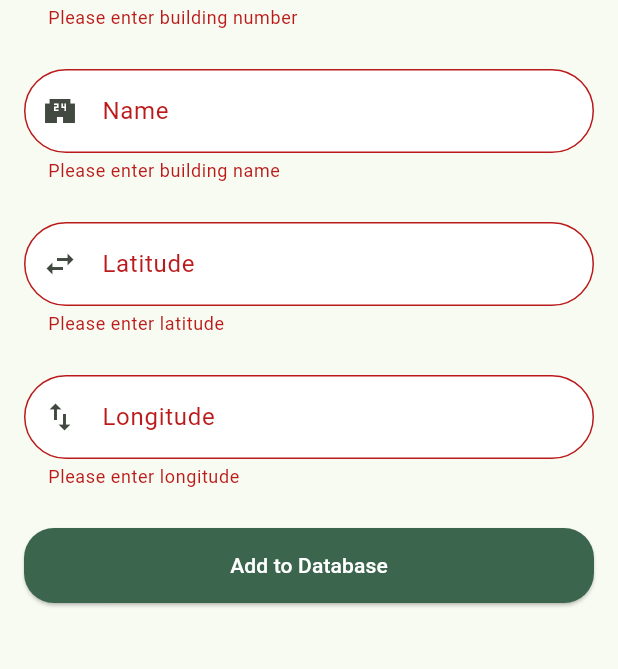
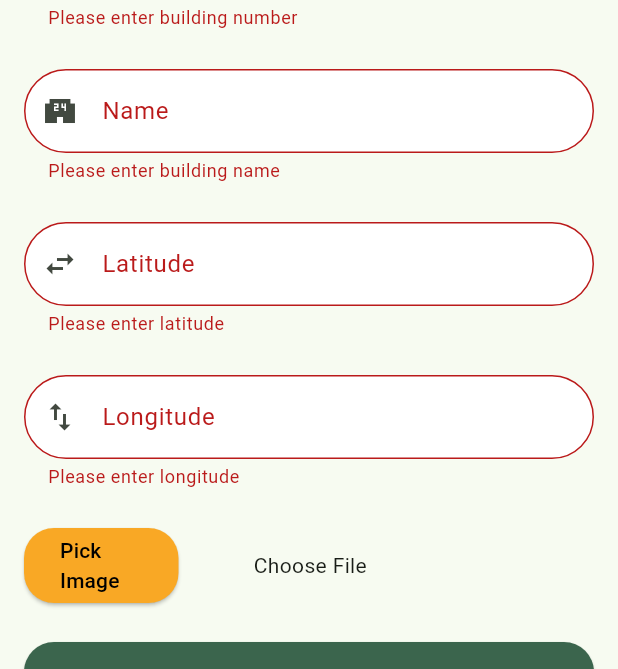
Before and after one commit to gh49/Senior-Project, a Flutter app: the screen it shows after launch, after a tap on "Add to Database", on a phone screen of 412 x 824 dp, the part 567-1236 px from its top. Run offline on Flutter 3.47's test engine with Material 3 defaults, Android fonts, the phone set to English and light mode, and no system bars; our stand-ins replace file_picker, firebase_auth, firebase_core, firebase_storage, flutter_bloc, google_maps_flutter; accounts and stored records are empty.

Commit message:
added firebase storage

```diff
--- a/lib/modules/building_adder/building_adder.dart
+++ b/lib/modules/building_adder/building_adder.dart
@@ -1,3 +1,7 @@
+import 'dart:io';
+import 'dart:typed_data';
+
+import 'package:file_picker/file_picker.dart';
 import 'package:flutter/material.dart';
 import 'package:flutter_bloc/flutter_bloc.dart';
 import 'package:senior_project/modules/building_adder/cubit.dart';
@@ -6,6 +10,7 @@ import 'package:senior_project/shared/components/buttons.dart';
 import 'package:senior_project/shared/components/text_fields.dart';
 import 'package:senior_project/shared/components/themes.dart';
 import 'package:senior_project/shared/functions/input_checks.dart';
+import 'package:senior_project/shared/networking/firebase_storage.dart';
 
 class BuildingAdderScreen extends StatefulWidget {
   const BuildingAdderScreen({super.key});
@@ -20,6 +25,7 @@ class _BuildingAdderScreenState extends State<BuildingAdderScreen> {
   String? name;
   double? latitude;
   double? longitude;
+  Uint8List? imageBytes;
 
   @override
   Widget build(BuildContext context) {
@@ -130,14 +136,52 @@ class _BuildingAdderScreenState extends State<BuildingAdderScreen> {
                       const SizedBox(
                         height: 26.0,
                       ),
+                      Row(
+
+                        children: [
+                          SizedBox(
+                            width: MediaQuery.of(context).size.width / 4,
+                            height: 50,
+                            child: G49RoundButton(
+                              onPressed: () async {
+                                FilePickerResult? result = await FilePicker.platform.pickFiles(type: FileType.image);
+
+                                if (result != null) {
+                                  imageBytes = result.files.single.bytes;
+                                } else {
+                                  print("File picking cancelled");
+                                }
+                                setState(() {
+
+                                });
+                              },
+                              buttonText: "Pick Image",
+                              backgroundColor: Colors.yellow.shade800,
+                              textColor: Colors.black,
+                            ),
+                          ),
+                          const SizedBox(
+                            width: 50,
+                          ),
+                          if(imageBytes == null)
+                            Text("Choose File"),
+                          if(imageBytes != null)
+                            Image.memory(imageBytes!, fit: BoxFit.fitHeight, height: 100.0),
+                        ],
+                      ),
+                      const SizedBox(
+                        height: 26.0,
+                      ),
                       if (state is! BuildingAdderLoading)
                         SizedBox(
                           width: MediaQuery.of(context).size.width,
                           height: 50,
                           child: G49RoundButton(
-                            onPressed: () {
-                              if (_formKey.currentState!.validate()) {
+                            onPressed: () async {
+                              if (_formKey.currentState!.validate() && imageBytes != null) {
                                 _formKey.currentState!.save();
+                                String s = await G49Storage.uploadBytes(imageBytes!, name!);
+                                print(s);
                               }
                             },
                             buttonText: "Add to Database",
--- /dev/null
+++ b/lib/shared/networking/firebase_storage.dart
@@ -0,0 +1,30 @@
+import 'dart:typed_data';
+import 'package:firebase_storage/firebase_storage.dart';
+import 'package:mime/mime.dart';
+
+class G49Storage {
+  static Reference storageRef = FirebaseStorage.instance.ref();
+
+  static Future<String> uploadBytes(Uint8List bytes, String name) async {
+    String mime = getMime(bytes);
+    TaskSnapshot file = await storageRef.child("images/$name.${getExtension(mime)}").putData(bytes, SettableMetadata(contentType: mime));
+    String? url = await file.ref.getDownloadURL();
+    return url;
+  }
+
+  static String getMime(Uint8List bytes) {
+    String mime = lookupMimeType('', headerBytes: bytes) ?? "image/png";
+    print(mime);
+    return mime;
+  }
+
+  static String getExtension(String mime) {
+    for(int i=0; i<mime.length; i++) {
+      if(mime[i] == "/") {
+        return mime.substring(i+1);
+      }
+    }
+    return "png";
+  }
+
+}
--- a/pubspec.yaml
+++ b/pubspec.yaml
@@ -41,6 +41,9 @@ dependencies:
   bloc: ^8.1.3
   flutter_bloc: ^8.1.4
   cloud_firestore: ^4.14.0
+  file_picker: ^6.2.0
+  firebase_storage: ^11.6.0
+  mime: ^1.0.4
 
 dev_dependencies:
   flutter_test:
```
Also changed, not shown: pubspec.lock, 3 other files.
